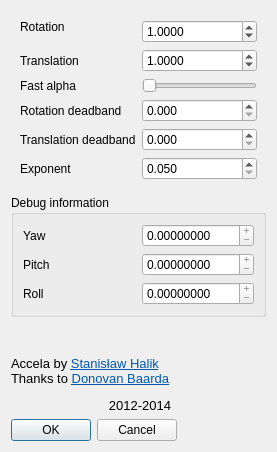
Old version of the form ftnoir_filter_accela/ftnoir_accela_filtercontrols.ui in the repository opentrack/opentrack.
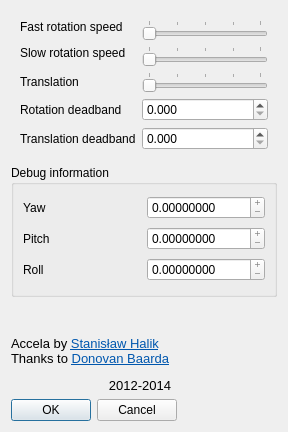
New version of the form. Icons and pictures are not drawn.

Commit message: rework accela, less nonsensical user-facing options

Patch:
```diff
--- a/ftnoir_filter_accela/ftnoir_accela_filtercontrols.ui
+++ b/ftnoir_filter_accela/ftnoir_accela_filtercontrols.ui
@@ -9,8 +9,8 @@
    <rect>
     <x>0</x>
     <y>0</y>
-    <width>277</width>
-    <height>447</height>
+    <width>288</width>
+    <height>432</height>
    </rect>
   </property>
   <property name="windowTitle">
@@ -39,36 +39,14 @@
          </sizepolicy>
         </property>
         <property name="text">
-         <string>Rotation</string>
+         <string>Fast rotation speed</string>
         </property>
         <property name="alignment">
          <set>Qt::AlignLeading|Qt::AlignLeft|Qt::AlignTop</set>
         </property>
        </widget>
       </item>
-      <item row="0" column="1">
-       <widget class="QDoubleSpinBox" name="rotation_alpha">
-        <property name="alignment">
-         <set>Qt::AlignLeading|Qt::AlignLeft|Qt::AlignVCenter</set>
-        </property>
-        <property name="correctionMode">
-         <enum>QAbstractSpinBox::CorrectToPreviousValue</enum>
-        </property>
-        <property name="decimals">
-         <number>4</number>
-        </property>
-        <property name="minimum">
-         <double>0.100000000000000</double>
-        </property>
-        <property name="maximum">
-         <double>65535.000000000000000</double>
-        </property>
-        <property name="value">
-         <double>1.000000000000000</double>
-        </property>
-       </widget>
-      </item>
-      <item row="1" column="0">
+      <item row="2" column="0">
        <widget class="QLabel" name="label_3">
         <property name="sizePolicy">
          <sizepolicy hsizetype="Preferred" vsizetype="Minimum">
@@ -81,51 +59,6 @@
         </property>
        </widget>
       </item>
-      <item row="1" column="1">
-       <widget class="QDoubleSpinBox" name="translation_alpha">
-        <property name="alignment">
-         <set>Qt::AlignLeading|Qt::AlignLeft|Qt::AlignVCenter</set>
-        </property>
-        <property name="decimals">
-         <number>4</number>
-        </property>
-        <property name="minimum">
-         <double>0.100000000000000</double>
-        </property>
-        <property name="maximum">
-         <double>65535.000000000000000</double>
-        </property>
-        <property name="value">
-         <double>1.000000000000000</double>
-        </property>
-       </widget>
-      </item>
-      <item row="2" column="0">
-       <widget class="QLabel" name="label_11">
-        <property name="sizePolicy">
-         <sizepolicy hsizetype="Preferred" vsizetype="Minimum">
-          <horstretch>0</horstretch>
-          <verstretch>0</verstretch>
-         </sizepolicy>
-        </property>
-        <property name="text">
-         <string>Fast alpha</string>
-        </property>
-       </widget>
-      </item>
-      <item row="2" column="1">
-       <widget class="QSlider" name="ui_fast_alpha">
-        <property name="maximum">
-         <number>100</number>
-        </property>
-        <property name="pageStep">
-         <number>8</number>
-        </property>
-        <property name="orientation">
-         <enum>Qt::Horizontal</enum>
-        </property>
-       </widget>
-      </item>
       <item row="3" column="0">
        <widget class="QLabel" name="lblSensYaw_6">
         <property name="sizePolicy">
@@ -200,8 +133,52 @@
         </property>
        </widget>
       </item>
-      <item row="5" column="0">
-       <widget class="QLabel" name="label_10">
+      <item row="2" column="1">
+       <widget class="QSlider" name="trans_smoothing">
+        <property name="minimum">
+         <number>1</number>
+        </property>
+        <property name="maximum">
+         <number>100</number>
+        </property>
+        <property name="pageStep">
+         <number>5</number>
+        </property>
+        <property name="orientation">
+         <enum>Qt::Horizontal</enum>
+        </property>
+        <property name="tickPosition">
+         <enum>QSlider::TicksAbove</enum>
+        </property>
+        <property name="tickInterval">
+         <number>25</number>
+        </property>
+       </widget>
+      </item>
+      <item row="0" column="1">
+       <widget class="QSlider" name="rot_plus">
+        <property name="minimum">
+         <number>1</number>
+        </property>
+        <property name="maximum">
+         <number>100</number>
+        </property>
+        <property name="pageStep">
+         <number>5</number>
+        </property>
+        <property name="orientation">
+         <enum>Qt::Horizontal</enum>
+        </property>
+        <property name="tickPosition">
+         <enum>QSlider::TicksAbove</enum>
+        </property>
+        <property name="tickInterval">
+         <number>25</number>
+        </property>
+       </widget>
+      </item>
+      <item row="1" column="0">
+       <widget class="QLabel" name="label_4">
         <property name="sizePolicy">
          <sizepolicy hsizetype="Preferred" vsizetype="Minimum">
           <horstretch>0</horstretch>
@@ -209,23 +186,32 @@
          </sizepolicy>
         </property>
         <property name="text">
-         <string>Exponent</string>
+         <string>Slow rotation speed</string>
+        </property>
+        <property name="alignment">
+         <set>Qt::AlignLeading|Qt::AlignLeft|Qt::AlignTop</set>
         </property>
        </widget>
       </item>
-      <item row="5" column="1">
-       <widget class="QDoubleSpinBox" name="expt">
-        <property name="decimals">
-         <number>3</number>
-        </property>
+      <item row="1" column="1">
+       <widget class="QSlider" name="rot_minus">
         <property name="minimum">
-         <double>0.050000000000000</double>
+         <number>1</number>
         </property>
         <property name="maximum">
-         <double>100.000000000000000</double>
+         <number>100</number>
         </property>
-        <property name="singleStep">
-         <double>0.050000000000000</double>
+        <property name="pageStep">
+         <number>5</number>
+        </property>
+        <property name="orientation">
+         <enum>Qt::Horizontal</enum>
+        </property>
+        <property name="tickPosition">
+         <enum>QSlider::TicksAbove</enum>
+        </property>
+        <property name="tickInterval">
+         <number>25</number>
         </property>
        </widget>
       </item>
```
The commit also changes 5 other files.
